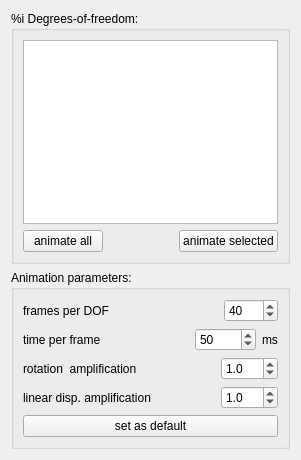
Above: Gui/Resources/ui/degreesOfFreedomAnimation.ui from hamish2014/FreeCAD_assembly2 before the change. Below: the same form after it.
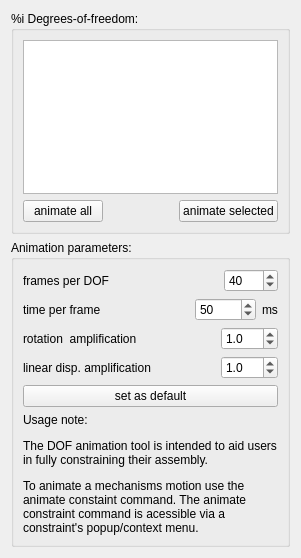
That is the form after the change.

Commit message: Animate Constraint Command Added, #108 demo at https://www.youtube.com/watch?v=Bg0OML-YNbQ

What changed in the file:
```diff
--- a/Gui/Resources/ui/degreesOfFreedomAnimation.ui
+++ b/Gui/Resources/ui/degreesOfFreedomAnimation.ui
@@ -7,7 +7,7 @@
     <x>0</x>
     <y>0</y>
     <width>301</width>
-    <height>460</height>
+    <height>558</height>
    </rect>
   </property>
   <property name="windowTitle">
@@ -244,6 +244,16 @@
         </property>
        </widget>
       </item>
+      <item>
+       <widget class="QLabel" name="label_4">
+        <property name="text">
+         <string>&lt;html&gt;&lt;head/&gt;&lt;body&gt;&lt;p&gt;Usage note:&lt;/p&gt;&lt;p&gt;The DOF animation tool is intended to aid users in fully constraining their assembly.&lt;/p&gt;&lt;p&gt;To animate a mechanisms motion use the animate constaint command. The animate constraint command is acessible via a constraint's popup/context menu.&lt;/p&gt;&lt;/body&gt;&lt;/html&gt;</string>
+        </property>
+        <property name="wordWrap">
+         <bool>true</bool>
+        </property>
+       </widget>
+      </item>
      </layout>
     </widget>
    </item>
```
The commit also changes 9 other files.
